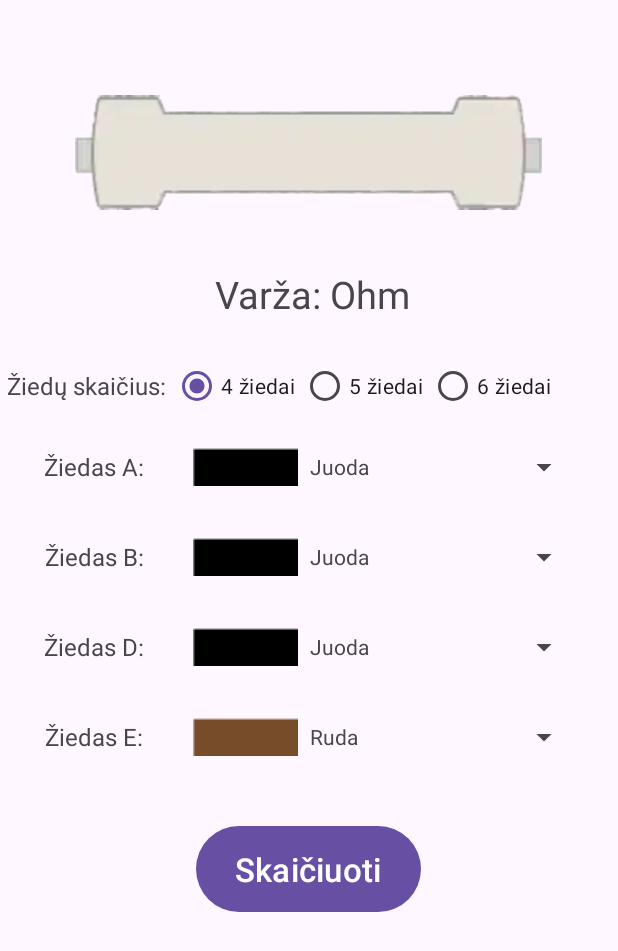
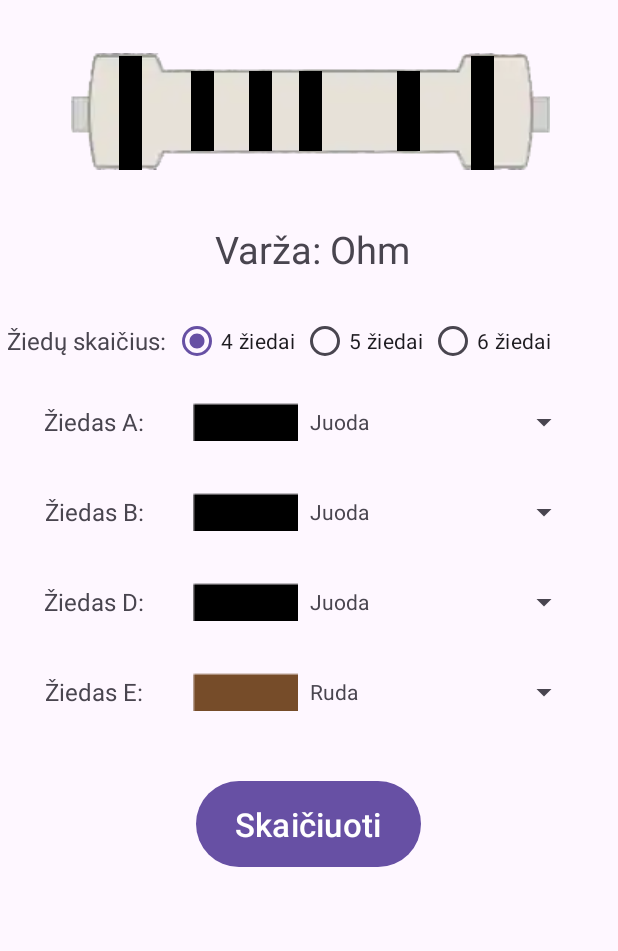
Before and after one commit to adoringdo/AppProject2024, an Android app: the screen it shows after launch (MainActivity), on a phone screen of 412 x 824 dp. Shown: the top 951 px of the screen. Run offline under Robolectric (Android 15) with nearby library versions, the phone set to English and light mode, and no system bars.

Commit message:
add rings on img

```diff
--- a/app/src/main/res/layout/activity_main.xml
+++ b/app/src/main/res/layout/activity_main.xml
@@ -8,15 +8,118 @@
     android:padding="15dp"
     tools:context=".MainActivity">
 
-    <ImageView
-        android:id="@+id/resistorBaseImg"
-        android:layout_width="311dp"
-        android:layout_height="103dp"
-        android:layout_marginTop="50dp"
-        android:layout_centerHorizontal="true"
-        android:layout_marginBottom="25dp"
-        android:layout_alignParentTop="true"
-        app:srcCompat="@drawable/resistor_base" />
+
+
+        <androidx.constraintlayout.widget.ConstraintLayout
+            android:id="@+id/resistorLayout"
+            android:layout_width="match_parent"
+            android:layout_height="wrap_content"
+            android:layout_marginBottom="35dp"
+            android:layout_marginTop="35dp"
+            >
+
+            <ImageView
+                android:id="@+id/resistorBaseImg"
+                android:layout_width="450dp"
+                android:layout_height="wrap_content"
+                android:layout_alignParentTop="true"
+                android:layout_centerHorizontal="true"
+                app:layout_constraintBottom_toBottomOf="parent"
+                app:layout_constraintEnd_toEndOf="parent"
+
+                app:layout_constraintLeft_toLeftOf="parent"
+                app:layout_constraintRight_toRightOf="parent"
+                app:layout_constraintStart_toStartOf="parent"
+                app:layout_constraintTop_toTopOf="parent"
+                app:srcCompat="@drawable/resistor_base" />
+
+            <View
+                android:id="@+id/bandA"
+                android:layout_width="15dp"
+                android:layout_height="76dp"
+                android:layout_alignParentTop="true"
+                android:background="#000000"
+                android:visibility="visible"
+                app:layout_constraintBottom_toBottomOf="parent"
+                app:layout_constraintEnd_toEndOf="@+id/resistorBaseImg"
+                app:layout_constraintHorizontal_bias="0.225"
+                app:layout_constraintStart_toStartOf="@+id/resistorBaseImg"
+                app:layout_constraintTop_toTopOf="parent"
+                app:layout_constraintVertical_bias="1.0" />
+
+            <View
+                android:id="@+id/bandB"
+                android:layout_width="15dp"
+                android:layout_height="53dp"
+                android:layout_alignParentTop="true"
+                android:background="#000000"
+                android:visibility="visible"
+                app:layout_constraintBottom_toBottomOf="parent"
+                app:layout_constraintEnd_toEndOf="@+id/resistorBaseImg"
+                app:layout_constraintHorizontal_bias="0.336"
+                app:layout_constraintStart_toStartOf="@+id/resistorBaseImg"
+                app:layout_constraintTop_toTopOf="parent"
+                app:layout_constraintVertical_bias="0.48" />
+
+            <View
+                android:id="@+id/bandC"
+                android:layout_width="15dp"
+                android:layout_height="53dp"
+                android:layout_alignParentTop="true"
+                android:background="#000000"
+                android:visibility="visible"
+                app:layout_constraintBottom_toBottomOf="parent"
+                app:layout_constraintEnd_toEndOf="@+id/resistorBaseImg"
+                app:layout_constraintHorizontal_bias="0.425"
+                app:layout_constraintStart_toStartOf="@+id/resistorBaseImg"
+                app:layout_constraintTop_toTopOf="parent"
+                app:layout_constraintVertical_bias="0.48" />
+
+            <View
+                android:id="@+id/bandD"
+                android:layout_width="15dp"
+                android:layout_height="53dp"
+                android:layout_alignParentTop="true"
+                android:background="#000000"
+                android:visibility="visible"
+                app:layout_constraintBottom_toBottomOf="parent"
+                app:layout_constraintEnd_toEndOf="@+id/resistorBaseImg"
+                app:layout_constraintHorizontal_bias="0.501"
+                app:layout_constraintStart_toStartOf="@+id/resistorBaseImg"
+                app:layout_constraintTop_toTopOf="parent"
+                app:layout_constraintVertical_bias="0.48" />
+
+            <View
+                android:id="@+id/bandE"
+                android:layout_width="15dp"
+                android:layout_height="53dp"
+                android:layout_alignParentTop="true"
+                android:background="#000000"
+                android:visibility="visible"
+                app:layout_constraintBottom_toBottomOf="parent"
+                app:layout_constraintEnd_toEndOf="@+id/resistorBaseImg"
+                app:layout_constraintHorizontal_bias="0.652"
+                app:layout_constraintStart_toStartOf="@+id/resistorBaseImg"
+                app:layout_constraintTop_toTopOf="parent"
+                app:layout_constraintVertical_bias="0.48" />
+
+            <View
+                android:id="@+id/bandF"
+                android:layout_width="15dp"
+                android:layout_height="76dp"
+                android:layout_alignParentTop="true"
+                android:background="#000000"
+                android:visibility="visible"
+                app:layout_constraintBottom_toBottomOf="parent"
+                app:layout_constraintEnd_toEndOf="@+id/resistorBaseImg"
+                app:layout_constraintHorizontal_bias="0.765"
+                app:layout_constraintStart_toStartOf="@+id/resistorBaseImg"
+                app:layout_constraintTop_toTopOf="parent"
+                app:layout_constraintVertical_bias="1.0" />
+
+        </androidx.constraintlayout.widget.ConstraintLayout>
+
+
 
     <TextView
         android:id="@+id/powerText"
@@ -28,7 +131,7 @@
         android:textSize="25sp"
         android:gravity="center"
         android:layout_centerHorizontal="true"
-        android:layout_below="@+id/resistorBaseImg"
+        android:layout_below="@+id/resistorLayout"
         />
 
 
```
